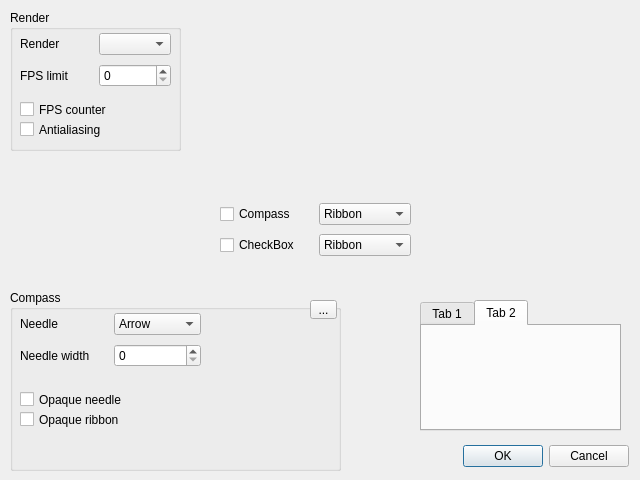
This is src/ui/hud2/HUD2Dialog.ui in mavlink/qgroundcontrol as Qt 5 draws it before an edit. The edited form follows.
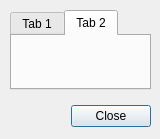
This is the edited form. The open tabs and pages were chosen to show the change.

Commit message: code reorganization for implementing settings dialogs

Diff of the .ui file:
```diff
--- a/src/ui/hud2/HUD2Dialog.ui
+++ b/src/ui/hud2/HUD2Dialog.ui
@@ -6,207 +6,36 @@
    <rect>
     <x>0</x>
     <y>0</y>
-    <width>640</width>
-    <height>480</height>
+    <width>160</width>
+    <height>139</height>
    </rect>
   </property>
   <property name="windowTitle">
    <string>Dialog</string>
   </property>
-  <widget class="QGroupBox" name="groupBox">
-   <property name="geometry">
-    <rect>
-     <x>10</x>
-     <y>290</y>
-     <width>331</width>
-     <height>181</height>
-    </rect>
-   </property>
-   <property name="title">
-    <string>Compass</string>
-   </property>
-   <widget class="QToolButton" name="toolButton">
-    <property name="geometry">
-     <rect>
-      <x>300</x>
-      <y>10</y>
-      <width>27</width>
-      <height>19</height>
-     </rect>
-    </property>
-    <property name="text">
-     <string>...</string>
-    </property>
-   </widget>
-   <widget class="QWidget" name="gridLayoutWidget_3">
-    <property name="geometry">
-     <rect>
-      <x>10</x>
-      <y>20</y>
-      <width>181</width>
-      <height>61</height>
-     </rect>
-    </property>
-    <layout class="QGridLayout" name="gridLayout_4">
-     <item row="0" column="1">
-      <widget class="QComboBox" name="renderComboBox_2">
-       <item>
-        <property name="text">
-         <string>Arrow</string>
-        </property>
-       </item>
-       <item>
-        <property name="text">
-         <string>Triangle</string>
-        </property>
-       </item>
-       <item>
-        <property name="text">
-         <string>Number</string>
-        </property>
-       </item>
-      </widget>
-     </item>
-     <item row="0" column="0">
-      <widget class="QLabel" name="label_8">
-       <property name="text">
-        <string>Needle</string>
-       </property>
-      </widget>
-     </item>
-     <item row="1" column="0">
-      <widget class="QLabel" name="label_3">
-       <property name="text">
-        <string>Needle width</string>
-       </property>
-      </widget>
-     </item>
-     <item row="1" column="1">
-      <widget class="QSpinBox" name="fpsSpinBox_2"/>
-     </item>
-    </layout>
-   </widget>
-   <widget class="QCheckBox" name="compassOpaqueNeedleCheckBox">
-    <property name="geometry">
-     <rect>
-      <x>10</x>
-      <y>100</y>
-      <width>131</width>
-      <height>19</height>
-     </rect>
-    </property>
-    <property name="text">
-     <string>Opaque needle</string>
-    </property>
-   </widget>
-   <widget class="QCheckBox" name="compassOpaqueRibbonCheckBox">
-    <property name="geometry">
-     <rect>
-      <x>10</x>
-      <y>120</y>
-      <width>131</width>
-      <height>19</height>
-     </rect>
-    </property>
-    <property name="text">
-     <string>Opaque ribbon</string>
-    </property>
-   </widget>
-  </widget>
   <widget class="QDialogButtonBox" name="buttonBox">
    <property name="geometry">
     <rect>
-     <x>250</x>
-     <y>440</y>
-     <width>379</width>
-     <height>33</height>
+     <x>40</x>
+     <y>100</y>
+     <width>111</width>
+     <height>32</height>
     </rect>
    </property>
    <property name="orientation">
     <enum>Qt::Horizontal</enum>
    </property>
    <property name="standardButtons">
-    <set>QDialogButtonBox::Cancel|QDialogButtonBox::Ok</set>
+    <set>QDialogButtonBox::Close</set>
    </property>
   </widget>
-  <widget class="QGroupBox" name="groupBox_2">
-   <property name="geometry">
-    <rect>
-     <x>10</x>
-     <y>10</y>
-     <width>171</width>
-     <height>141</height>
-    </rect>
-   </property>
-   <property name="title">
-    <string>Render</string>
-   </property>
-   <widget class="QWidget" name="gridLayoutWidget_2">
-    <property name="geometry">
-     <rect>
-      <x>10</x>
-      <y>20</y>
-      <width>151</width>
-      <height>61</height>
-     </rect>
-    </property>
-    <layout class="QGridLayout" name="gridLayout_3">
-     <item row="0" column="1">
-      <widget class="QComboBox" name="renderComboBox"/>
-     </item>
-     <item row="0" column="0">
-      <widget class="QLabel" name="label_7">
-       <property name="text">
-        <string>Render</string>
-       </property>
-      </widget>
-     </item>
-     <item row="1" column="0">
-      <widget class="QLabel" name="label_2">
-       <property name="text">
-        <string>FPS limit</string>
-       </property>
-      </widget>
-     </item>
-     <item row="1" column="1">
-      <widget class="QSpinBox" name="fpsSpinBox"/>
-     </item>
-    </layout>
-   </widget>
-   <widget class="QCheckBox" name="aacheckBox">
-    <property name="geometry">
-     <rect>
-      <x>10</x>
-      <y>110</y>
-      <width>92</width>
-      <height>19</height>
-     </rect>
-    </property>
-    <property name="text">
-     <string>Antialiasing</string>
-    </property>
-   </widget>
-   <widget class="QCheckBox" name="fpsCounterCheckBox">
-    <property name="geometry">
-     <rect>
-      <x>10</x>
-      <y>90</y>
-      <width>92</width>
-      <height>19</height>
-     </rect>
-    </property>
-    <property name="text">
-     <string>FPS counter</string>
-    </property>
-   </widget>
-  </widget>
   <widget class="QTabWidget" name="tabWidget">
    <property name="geometry">
     <rect>
-     <x>420</x>
-     <y>300</y>
-     <width>201</width>
-     <height>131</height>
+     <x>10</x>
+     <y>10</y>
+     <width>141</width>
+     <height>80</height>
     </rect>
    </property>
    <property name="currentIndex">
@@ -223,70 +52,6 @@
     </attribute>
    </widget>
   </widget>
-  <widget class="QWidget" name="gridLayoutWidget">
-   <property name="geometry">
-    <rect>
-     <x>220</x>
-     <y>200</y>
-     <width>191</width>
-     <height>61</height>
-    </rect>
-   </property>
-   <layout class="QGridLayout" name="gridLayout">
-    <item row="1" column="1">
-     <widget class="QComboBox" name="comboBox_6">
-      <item>
-       <property name="text">
-        <string>Ribbon</string>
-       </property>
-      </item>
-      <item>
-       <property name="text">
-        <string>Number</string>
-       </property>
-      </item>
-      <item>
-       <property name="text">
-        <string>Both</string>
-       </property>
-      </item>
-     </widget>
-    </item>
-    <item row="0" column="1">
-     <widget class="QComboBox" name="comboBox">
-      <item>
-       <property name="text">
-        <string>Ribbon</string>
-       </property>
-      </item>
-      <item>
-       <property name="text">
-        <string>Number</string>
-       </property>
-      </item>
-      <item>
-       <property name="text">
-        <string>Both</string>
-       </property>
-      </item>
-     </widget>
-    </item>
-    <item row="0" column="0">
-     <widget class="QCheckBox" name="checkBox">
-      <property name="text">
-       <string>Compass</string>
-      </property>
-     </widget>
-    </item>
-    <item row="1" column="0">
-     <widget class="QCheckBox" name="checkBox_3">
-      <property name="text">
-       <string>CheckBox</string>
-      </property>
-     </widget>
-    </item>
-   </layout>
-  </widget>
  </widget>
  <resources/>
  <connections>
```
Left out of the diff: 34 changed lines with no effect on the pictures. The commit also changes 29 other files.
